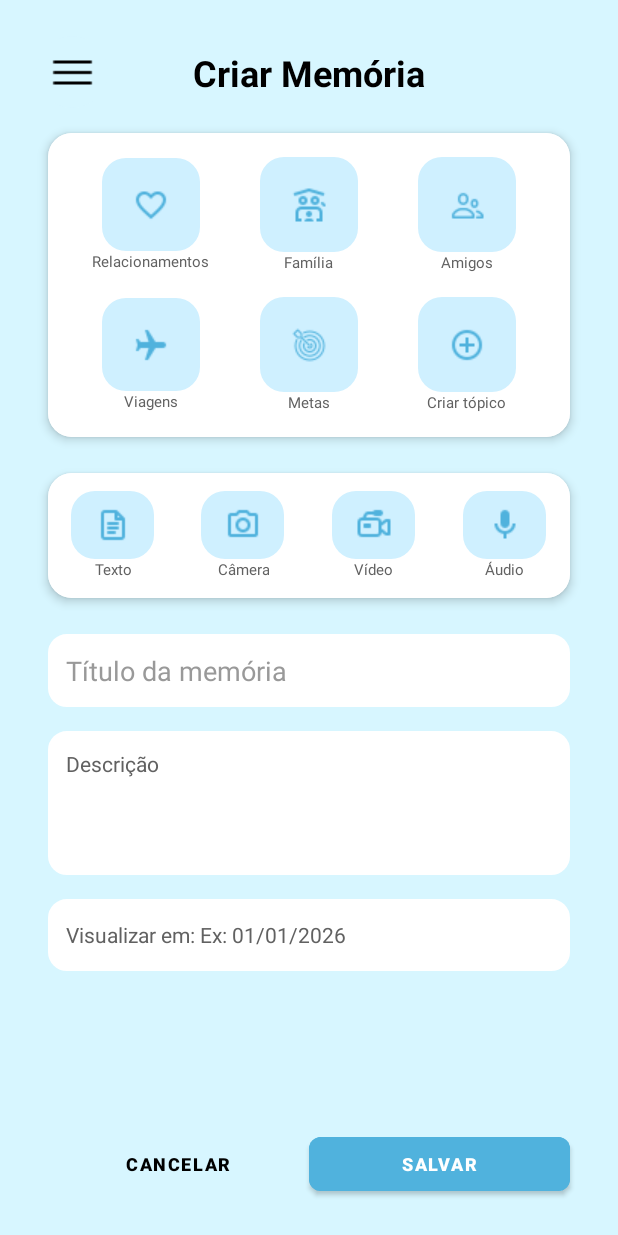
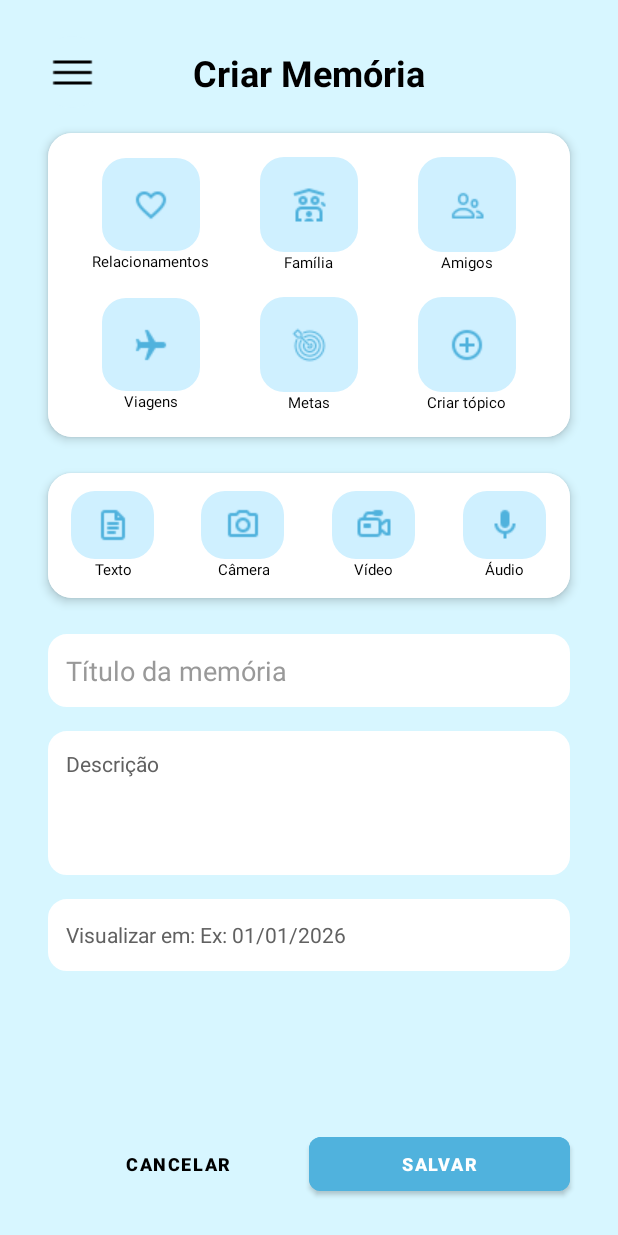
Before and after one commit to FranciscoPedro06/reviva-app, an Android app: the MemoriaActivity screen opened directly, with no data from a screen before it, on a phone screen of 412 x 824 dp. Run offline under Robolectric (Android 15) with nearby library versions, the phone set to English and light mode, and no system bars.

Commit message:
Updating the text style (refs #5)

```diff
--- a/app/src/main/res/layout/activity_criar_memoria.xml
+++ b/app/src/main/res/layout/activity_criar_memoria.xml
@@ -71,7 +71,7 @@
                     android:layout_width="wrap_content"
                     android:layout_height="wrap_content"
                     android:text="@string/relacionamentos"
-                    android:textColor="#616161"
+                    android:textColor="#000000"
                     android:textSize="10sp"
                     android:gravity="center_horizontal"
                     android:maxLines="2" /> </LinearLayout>
@@ -97,7 +97,7 @@
                         android:layout_width="wrap_content"
                         android:layout_height="wrap_content"
                         android:text="@string/familia"
-                        android:textColor="#616161"
+                        android:textColor="#000000"
                         android:textSize="10sp"
                         android:gravity="center_horizontal"
                         android:maxLines="2" />
@@ -124,7 +124,7 @@
                         android:layout_width="wrap_content"
                         android:layout_height="wrap_content"
                         android:text="@string/amigos"
-                        android:textColor="#616161"
+                        android:textColor="#000000"
                         android:textSize="10sp"
                         android:gravity="center_horizontal"
                         android:maxLines="2" />
@@ -158,7 +158,7 @@
                     android:layout_width="wrap_content"
                     android:layout_height="wrap_content"
                     android:text="@string/viagens"
-                    android:textColor="#616161"
+                    android:textColor="#000000"
                     android:textSize="10sp"
                     android:gravity="center_horizontal"
                     android:maxLines="2" />
@@ -185,7 +185,7 @@
                         android:layout_width="wrap_content"
                         android:layout_height="wrap_content"
                         android:text="@string/metas"
-                        android:textColor="#616161"
+                        android:textColor="#000000"
                         android:textSize="10sp"
                         android:gravity="center_horizontal"
                         android:maxLines="2" />
@@ -212,7 +212,7 @@
                         android:layout_width="wrap_content"
                         android:layout_height="wrap_content"
                         android:text="@string/novo"
-                        android:textColor="#616161"
+                        android:textColor="#000000"
                         android:textSize="10sp"
                         android:gravity="center_horizontal"
                         android:maxLines="2" />
@@ -261,7 +261,7 @@
                 android:layout_width="wrap_content"
                 android:layout_height="wrap_content"
                 android:text="@string/texto"
-                android:textColor="#616161"
+                android:textColor="#000000"
                 android:textSize="10sp"
                 android:gravity="center_horizontal"
                 android:maxLines="2" />
@@ -288,7 +288,7 @@
                     android:layout_width="wrap_content"
                     android:layout_height="wrap_content"
                     android:text="@string/camera"
-                    android:textColor="#616161"
+                    android:textColor="#000000"
                     android:textSize="10sp"
                     android:gravity="center_horizontal"
                     android:maxLines="2" />
@@ -315,7 +315,7 @@
                     android:layout_width="wrap_content"
                     android:layout_height="wrap_content"
                     android:text="@string/video"
-                    android:textColor="#616161"
+                    android:textColor="#000000"
                     android:textSize="10sp"
                     android:gravity="center_horizontal"
                     android:maxLines="2" />
@@ -343,7 +343,7 @@
                     android:layout_width="wrap_content"
                     android:layout_height="wrap_content"
                     android:text="@string/audio"
-                    android:textColor="#616161"
+                    android:textColor="#000000"
                     android:textSize="10sp"
                     android:gravity="center_horizontal"
                     android:maxLines="2" />
```
